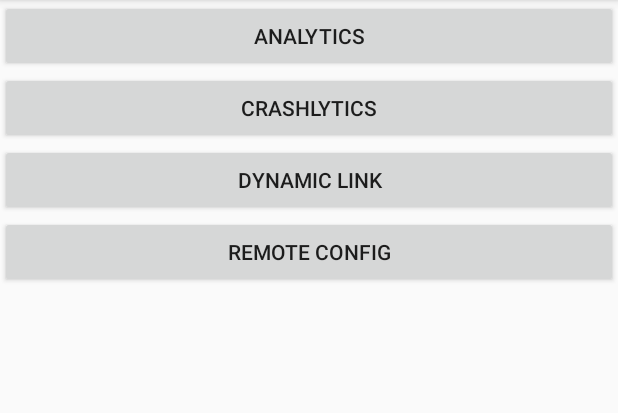
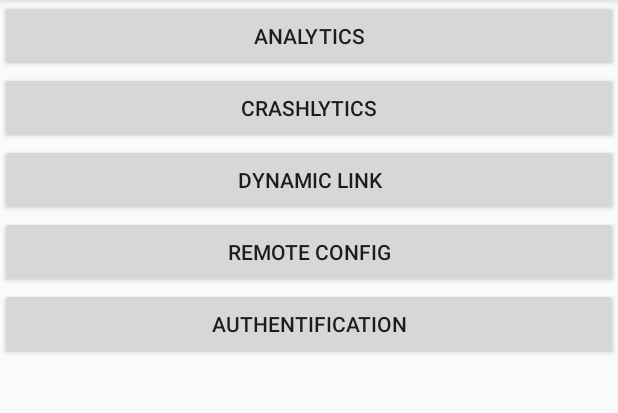
Before and after one commit to 1984tr/android-firebase-sample, an Android app: the screen it shows after launch (MainActivity), after a tap on "DYNAMIC LINK", on a phone screen of 412 x 824 dp, the part 84-497 px from its top. Run offline under Robolectric (Android 15) with nearby library versions, the phone set to English and light mode, and no system bars; libraries missing offline, so code that uses them is left out: com.crashlytics.android; 5 statements that could not run were skipped.

```diff
--- a/app/src/main/java/com/tr1984/firebasesample/MainActivity.kt
+++ b/app/src/main/java/com/tr1984/firebasesample/MainActivity.kt
@@ -50,4 +50,8 @@
             }
         }
     }
+
+    fun onClickAuthentification(v: View) {
+
+    }
 }
--- a/app/src/main/java/com/tr1984/firebasesample/firebase/DynamicLinkHelper.kt
+++ b/app/src/main/java/com/tr1984/firebasesample/firebase/DynamicLinkHelper.kt
@@ -9,7 +9,7 @@
     private const val prefix = "https://1984tr.page.link"
     private const val pkgName = "com.tr1984.firebasesample"
 
-    fun getDynamiLink(link: String): Uri {
+    fun getDynamicLink(link: String): Uri {
         val dynamicLink = getBuilder(link).buildDynamicLink()
         return dynamicLink.uri
     }
@@ -23,6 +23,7 @@
             .addOnSuccessListener { result ->
                 completion.invoke(result.shortLink)
             }.addOnFailureListener {
+                it.printStackTrace()
                 completion.invoke(null)
             }
     }
--- a/app/src/main/res/layout/activity_main.xml
+++ b/app/src/main/res/layout/activity_main.xml
@@ -46,4 +46,14 @@
         app:layout_constraintStart_toStartOf="parent"
         app:layout_constraintTop_toBottomOf="@id/bt_dynamic_link" />
 
+    <Button
+        android:id="@+id/bt_auth"
+        android:layout_width="0dp"
+        android:layout_height="wrap_content"
+        android:onClick="onClickAuthentification"
+        android:text="Authentification"
+        app:layout_constraintEnd_toEndOf="parent"
+        app:layout_constraintStart_toStartOf="parent"
+        app:layout_constraintTop_toBottomOf="@id/bt_remote_config" />
+
 </androidx.constraintlayout.widget.ConstraintLayout>
```
